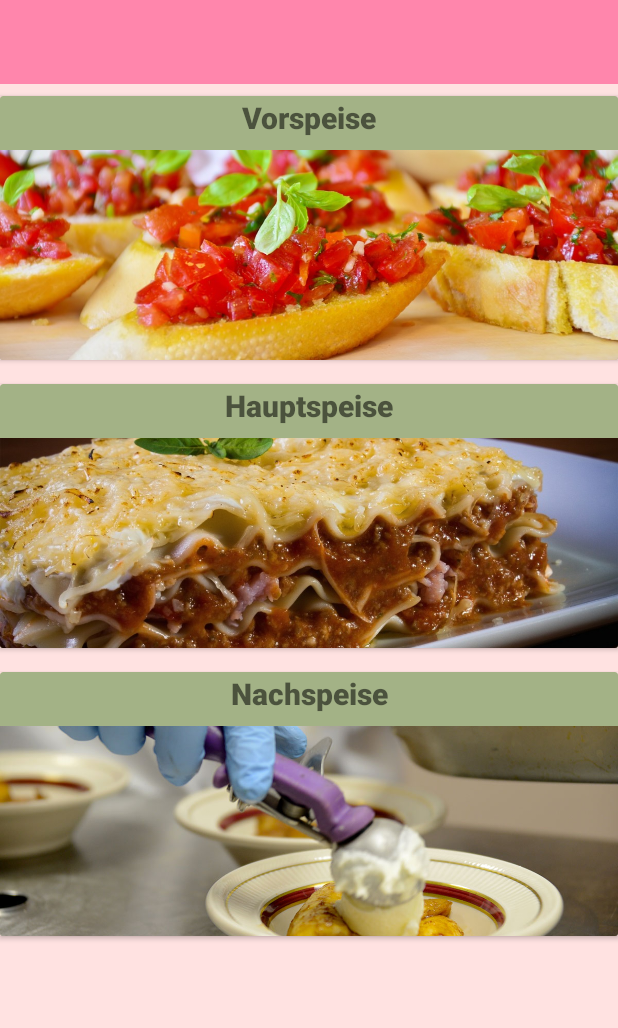
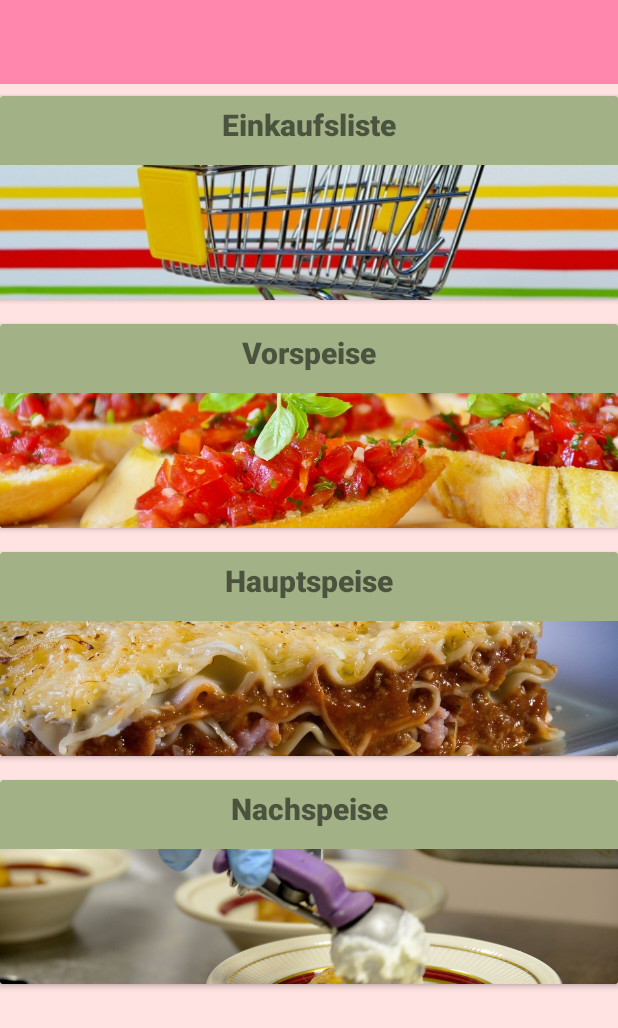
Before and after one commit to chris-prenissl/LasagneDinner, an Android app: the screen it shows after launch (MainActivity), on a phone screen of 412 x 824 dp. Shown: the top 1028 px of the screen. Run offline under Robolectric (Android 15) with nearby library versions, the light colour scheme and no system bars.

Commit message:
added Einkaufsliste mit Button für Änderung der Personen (ohne Funktion bis jetzt)

```diff
--- a/app/src/main/res/layout/activity_main.xml
+++ b/app/src/main/res/layout/activity_main.xml
@@ -17,7 +17,68 @@
         android:layout_height="match_parent"
         android:background="@color/colorPrimary"
         app:columnCount="1"
-        app:rowCount="3">
+        app:rowCount="4">
+
+        <android.support.v7.widget.CardView
+            android:layout_width="match_parent"
+            android:layout_height="wrap_content"
+            android:layout_marginTop="@dimen/default_gap"
+            android:layout_marginBottom="@dimen/default_gap"
+            app:cardBackgroundColor="@color/colorAccent">
+
+            <android.support.constraint.ConstraintLayout
+                android:layout_width="match_parent"
+                android:layout_height="match_parent">
+
+                <Button
+                    android:id="@+id/einkaufslisteButton"
+                    android:layout_width="match_parent"
+                    android:layout_height="@dimen/button_main_activity_height"
+                    android:layout_marginStart="8dp"
+                    android:layout_marginTop="8dp"
+                    android:layout_marginEnd="8dp"
+                    android:layout_marginBottom="8dp"
+                    android:background="@android:color/transparent"
+                    android:onClick="onProcessing0"
+                    app:layout_constraintBottom_toBottomOf="parent"
+                    app:layout_constraintEnd_toEndOf="parent"
+                    app:layout_constraintStart_toStartOf="parent"
+                    app:layout_constraintTop_toTopOf="parent" />
+
+                <ImageView
+                    android:id="@+id/einkaufslisteImg"
+                    android:layout_width="match_parent"
+                    android:layout_height="@dimen/picture_main_activity_height"
+                    android:contentDescription="@string/einkaufsliste_beschreibung"
+                    android:scaleType="centerCrop"
+                    app:layout_constraintBottom_toBottomOf="parent"
+                    app:layout_constraintEnd_toEndOf="parent"
+                    app:layout_constraintStart_toStartOf="parent"
+                    app:srcCompat="@drawable/shoping_cart" />
+
+                <TextView
+                    android:id="@+id/einkaufslisteTitel"
+                    android:layout_width="wrap_content"
+                    android:layout_height="wrap_content"
+                    android:layout_marginStart="16dp"
+                    android:layout_marginLeft="8dp"
+                    android:layout_marginTop="0dp"
+                    android:layout_marginEnd="16dp"
+                    android:layout_marginRight="8dp"
+                    android:layout_marginBottom="8dp"
+                    android:text = "@string/einkaufsliste_titel"
+                    android:textAlignment="center"
+                    android:typeface="normal"
+                    app:fontFamily="sans-serif-black"
+                    app:layout_constraintBottom_toTopOf="@+id/einkaufslisteImg"
+                    app:layout_constraintEnd_toEndOf="parent"
+                    app:layout_constraintStart_toStartOf="parent"
+                    app:layout_constraintTop_toTopOf="parent"
+                    android:textSize="20sp"/>
+
+            </android.support.constraint.ConstraintLayout>
+
+        </android.support.v7.widget.CardView>
 
         <android.support.v7.widget.CardView
             android:layout_width="match_parent"
@@ -32,28 +93,23 @@
 
                 <Button
                     android:id="@+id/vorspeiseButton"
-                    android:layout_width="400dp"
-                    android:layout_height="160dp"
+                    android:layout_width="match_parent"
+                    android:layout_height="@dimen/button_main_activity_height"
                     android:layout_marginStart="8dp"
-                    android:layout_marginLeft="8dp"
                     android:layout_marginTop="8dp"
                     android:layout_marginEnd="8dp"
-                    android:layout_marginRight="8dp"
                     android:layout_marginBottom="8dp"
                     android:background="@android:color/transparent"
                     android:onClick="onProcessing1"
                     app:layout_constraintBottom_toBottomOf="parent"
                     app:layout_constraintEnd_toEndOf="parent"
                     app:layout_constraintStart_toStartOf="parent"
-                    app:layout_constraintTop_toTopOf="parent"/>
+                    app:layout_constraintTop_toTopOf="parent" />
 
                 <ImageView
                     android:id="@+id/vorspeiseImg"
                     android:layout_width="match_parent"
-                    android:layout_height="140dp"
-                    android:layout_marginStart="0dp"
-                    android:layout_marginEnd="0dp"
-                    android:layout_marginBottom="0dp"
+                    android:layout_height="@dimen/picture_main_activity_height"
                     android:contentDescription="@string/vorspeise_beschreibung"
                     android:scaleType="centerCrop"
                     app:layout_constraintBottom_toBottomOf="parent"
@@ -99,12 +155,10 @@
                 <Button
                     android:id="@+id/hauptspeiseButton"
                     android:layout_width="400dp"
-                    android:layout_height="160dp"
+                    android:layout_height="@dimen/button_main_activity_height"
                     android:layout_marginStart="8dp"
-                    android:layout_marginLeft="8dp"
                     android:layout_marginTop="8dp"
                     android:layout_marginEnd="8dp"
-                    android:layout_marginRight="8dp"
                     android:layout_marginBottom="8dp"
                     android:background="@android:color/transparent"
                     android:onClick="onProcessing2"
@@ -116,10 +170,7 @@
                 <ImageView
                     android:id="@+id/hauptspeiseImg"
                     android:layout_width="match_parent"
-                    android:layout_height="140dp"
-                    android:layout_marginStart="0dp"
-                    android:layout_marginEnd="0dp"
-                    android:layout_marginBottom="0dp"
+                    android:layout_height="@dimen/picture_main_activity_height"
                     android:contentDescription="@string/hauptspeise_beschreibung"
                     android:scaleType="centerCrop"
                     app:layout_constraintBottom_toBottomOf="parent"
@@ -165,12 +216,10 @@
                 <Button
                     android:id="@+id/nachspeiseButton"
                     android:layout_width="400dp"
-                    android:layout_height="160dp"
+                    android:layout_height="@dimen/button_main_activity_height"
                     android:layout_marginStart="8dp"
-                    android:layout_marginLeft="8dp"
                     android:layout_marginTop="8dp"
                     android:layout_marginEnd="8dp"
-                    android:layout_marginRight="8dp"
                     android:layout_marginBottom="8dp"
                     android:background="@android:color/transparent"
                     android:onClick="onProcessing2"
@@ -182,10 +231,7 @@
                 <ImageView
                     android:id="@+id/nachspeiseImg"
                     android:layout_width="match_parent"
-                    android:layout_height="140dp"
-                    android:layout_marginStart="0dp"
-                    android:layout_marginEnd="0dp"
-                    android:layout_marginBottom="0dp"
+                    android:layout_height="@dimen/picture_main_activity_height"
                     android:contentDescription="@string/nachspeise_beschreibung"
                     android:scaleType="centerCrop"
                     app:layout_constraintBottom_toBottomOf="parent"
--- a/app/src/main/res/values/dimens.xml
+++ b/app/src/main/res/values/dimens.xml
@@ -3,4 +3,6 @@
     <!-- Default screen margins, per the Android Design guidelines. -->
     <dimen name="activity_horizontal_margin">16dp</dimen>
     <dimen name="activity_vertical_margin">16dp</dimen>
+    <dimen name="button_main_activity_height">120dp</dimen>
+    <dimen name="picture_main_activity_height">90dp</dimen>
 </resources>
--- a/app/src/main/res/values/strings.xml
+++ b/app/src/main/res/values/strings.xml
@@ -48,7 +48,8 @@
     <string name="schrittbilddesc4">Schritt 4</string>
     <string name="schritte4">Trage nun die Bruschettamase auf die knusprig duftenden Ciabattascheiben. Nach Wunsch kann das Topping noch mit Olivenöl betreufelt werden. Lässt sich gut mit einem Prosecco als Gruß aus der Küche kombinieren.</string>
     <string name="schritt4_zutaten">Ciabattascheiben, Bruschettamasse</string>
-
+    <string name="einkaufsliste_beschreibung">Einkaufsliste: Beschreibung</string>
+    <string name="einkaufsliste_titel">Einkaufsliste</string>
 
 
 </resources>
```
Also changed, not shown: app/src/main/java/com/example/lasagnedinner/MainActivity.java (+12 -0 lines), app/src/main/java/com/example/lasagnedinner/ProcessingActivity.java (+39 -3 lines), app/src/main/res/layout/activity_processing.xml (+54 -18 lines), app/src/main/res/drawable/shoping_cart.jpg (added).
